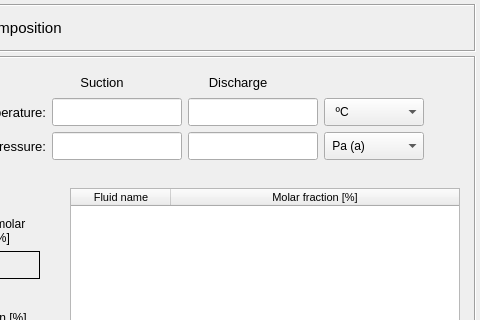
Old version of the form pulse/interface/data/ui_files/model/setup/fluid/set_fluid_composition_input.ui in the repository open-pulse/OpenPulse; both pictures show x 520 to 1000 and y 0 to 320 of the 1000 by 612 pixel window.
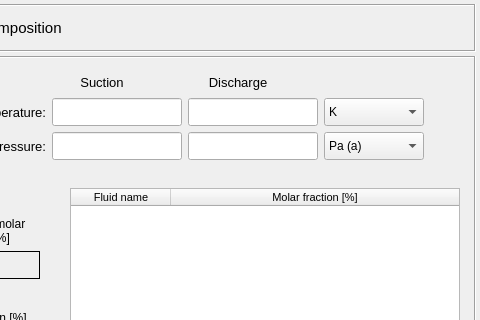
New version of the form.

```diff
--- a/pulse/interface/data/ui_files/model/setup/fluid/set_fluid_composition_input.ui
+++ b/pulse/interface/data/ui_files/model/setup/fluid/set_fluid_composition_input.ui
@@ -432,16 +432,16 @@
                </font>
               </property>
               <property name="currentIndex">
-               <number>1</number>
+               <number>0</number>
               </property>
               <item>
                <property name="text">
-                <string>  K</string>
+                <string>K</string>
                </property>
               </item>
               <item>
                <property name="text">
-                <string>  ºC</string>
+                <string>ºC</string>
                </property>
               </item>
               <item>
@@ -686,7 +686,7 @@
               </property>
               <item>
                <property name="text">
-                <string> Pa (a)</string>
+                <string>Pa (a)</string>
                </property>
               </item>
               <item>
```
Left out of the diff: 141 changed lines with no effect on the pictures.
